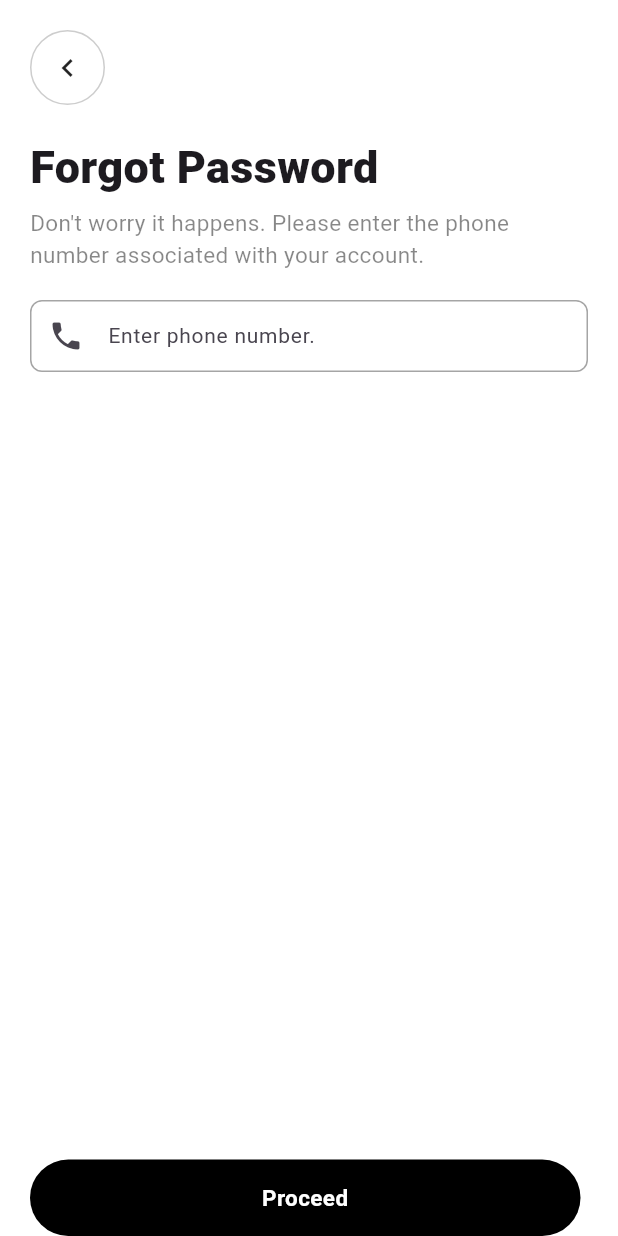
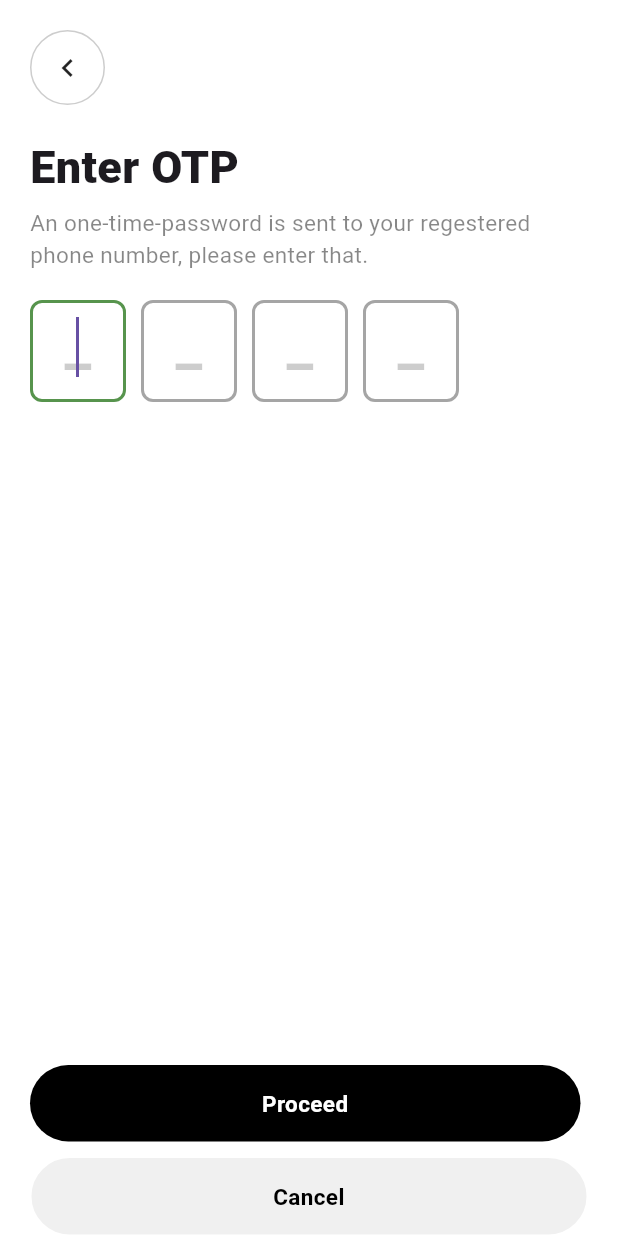
Before and after one commit to jettspanner123/VNote-Client, a Flutter app: the screen it shows after launch, on a phone screen of 412 x 824 dp. Run offline on Flutter 3.47's test engine with Material 3 defaults, Android fonts, the light colour scheme and no system bars; our stand-ins replace google_fonts.

Commit message:
Update: Buisness logic added for the forget password otp screen

```diff
--- a/lib/features/forgot_password_screen/forgot_password.controller.dart
+++ b/lib/features/forgot_password_screen/forgot_password.controller.dart
@@ -21,8 +21,7 @@ class ForgotPasswordControllerScreen extends StatefulWidget {
 }
 
 class _ForgotPasswordControllerScreenState extends State<ForgotPasswordControllerScreen> {
-  ForgotPasswordScreenOptions _currentScreen = ForgotPasswordScreenOptions.phoneNumberInput;
-  bool _isNavigatingForward = true;
+  ForgotPasswordScreenOptions _currentScreen = ForgotPasswordScreenOptions.otpInput;
 
   final _phoneNumberController = TextEditingController();
   final _otpController = TextEditingController();
@@ -41,7 +40,6 @@ class _ForgotPasswordControllerScreenState extends State<ForgotPasswordControlle
         // TODO: Send otp to the phone number.
 
         setState(() {
-          _isNavigatingForward = true;
           _currentScreen = ForgotPasswordScreenOptions.otpInput;
         });
       }
@@ -53,7 +51,6 @@ class _ForgotPasswordControllerScreenState extends State<ForgotPasswordControlle
         // TODO: Check if the otp is correct
 
         setState(() {
-          _isNavigatingForward = true;
           _currentScreen = ForgotPasswordScreenOptions.resetPasswordInput;
         });
       }
@@ -70,7 +67,6 @@ class _ForgotPasswordControllerScreenState extends State<ForgotPasswordControlle
       case ForgotPasswordScreenOptions.otpInput:
         _otpController.clear();
         setState(() {
-          _isNavigatingForward = false;
           _currentScreen = ForgotPasswordScreenOptions.phoneNumberInput;
         });
         break;
@@ -79,7 +75,6 @@ class _ForgotPasswordControllerScreenState extends State<ForgotPasswordControlle
         _resetConfirmPasswordController.clear();
         _otpController.clear();
         setState(() {
-          _isNavigatingForward = false;
           _currentScreen = ForgotPasswordScreenOptions.phoneNumberInput;
         });
         break;
@@ -99,41 +94,10 @@ class _ForgotPasswordControllerScreenState extends State<ForgotPasswordControlle
               return Stack(children: [...previousChildren, if (currentChild != null) currentChild]);
             },
             transitionBuilder: (child, animation) {
-              final isIncoming = animation.status != AnimationStatus.reverse;
-
-              Offset beginOffset;
-              Offset endOffset;
-
-              if (_isNavigatingForward) {
-                // Forward navigation: previous exits left, new enters from right
-                if (isIncoming) {
-                  // New view entering from right
-                  beginOffset = const Offset(1, 0);
-                  endOffset = Offset.zero;
-                } else {
-                  // Previous view exiting to left
-                  beginOffset = Offset.zero;
-                  endOffset = const Offset(-1, 0);
-                }
-              } else {
-                // Backward navigation: current exits right, previous enters from left
-                if (isIncoming) {
-                  // Previous view entering from left
-                  beginOffset = const Offset(-1, 0);
-                  endOffset = Offset.zero;
-                } else {
-                  // Current view exiting to right
-                  beginOffset = Offset.zero;
-                  endOffset = const Offset(1, 0);
-                }
-              }
-
-              final offsetAnimation = Tween<Offset>(
-                begin: beginOffset,
-                end: endOffset,
-              ).animate(CurvedAnimation(parent: animation, curve: Curves.fastEaseInToSlowEaseOut));
-
-              return SlideTransition(position: offsetAnimation, child: child);
+              return FadeTransition(
+                opacity: CurvedAnimation(parent: animation, curve: Curves.fastEaseInToSlowEaseOut),
+                child: child,
+              );
             },
             child: _currentScreen == ForgotPasswordScreenOptions.phoneNumberInput
                 ? Form(
--- /dev/null
+++ b/lib/features/forgot_password_screen/forgot_password.services.dart
@@ -0,0 +1 @@
+class ForgotPasswordServices {}
--- a/lib/features/forgot_password_screen/views/forgot_password_otp_input_view.dart
+++ b/lib/features/forgot_password_screen/views/forgot_password_otp_input_view.dart
@@ -1,10 +1,9 @@
 import 'package:flutter/material.dart';
-import 'package:vnote_client/features/forgot_password_screen/forgot_password.controller.dart';
-import 'package:vnote_client/models/validators/input_validators.dart';
-import 'package:vnote_client/shared/components/inputs/standard_input_field.dart';
+import 'package:vnote_client/shared/components/inputs/otp_input_field.dart';
 import 'package:vnote_client/shared/components/page/application_bar_back_button.dart';
 import 'package:vnote_client/shared/components/page/secondary_screen_description.dart';
 import 'package:vnote_client/shared/components/page/secondary_screen_heading.dart';
+import 'package:vnote_client/utils/keyboard_helper.dart';
 
 class ForgotPasswordOtpInputView extends StatefulWidget {
   final TextEditingController otpController;
@@ -35,12 +34,22 @@ class ForgotPasswordOtpInputViewState extends State<ForgotPasswordOtpInputView>
           ),
 
           SizedBox(height: 20),
-          StandardInputField(
-            icon: Icon(Icons.phone),
-            placeholder: "Enter phone number.",
-            textController: widget.otpController,
-            validator: InputValidators.current.phoneNumberValidator,
-            keyboardType: TextInputType.number,
+          Row(
+            spacing: 10,
+            children: [
+              OtpInputField(textEditingController: widget.otpController, autoFocus: true),
+              OtpInputField(textEditingController: widget.otpController),
+              OtpInputField(textEditingController: widget.otpController),
+              OtpInputField(
+                wantNextFocus: false,
+                textEditingController: widget.otpController,
+                onChange: (value) {
+                  if (value.length == 1) {
+                    KeyboardHelper.current.dismissKeyboad(context);
+                  }
+                },
+              ),
+            ],
           ),
         ],
       ),
--- /dev/null
+++ b/lib/shared/components/inputs/otp_input_field.dart
@@ -0,0 +1,74 @@
+import 'package:flutter/material.dart';
+import 'package:flutter/services.dart';
+import 'package:google_fonts/google_fonts.dart';
+import 'package:vnote_client/constants/color_factory.dart';
+
+class OtpInputField extends StatefulWidget {
+  final Function(String)? onChange;
+  final bool autoFocus;
+  final TextEditingController textEditingController;
+  final bool wantNextFocus;
+  const OtpInputField({
+    super.key,
+    this.onChange,
+    this.autoFocus = false,
+    required this.textEditingController,
+    this.wantNextFocus = true,
+  });
+
+  @override
+  State<OtpInputField> createState() => _OtpInputFieldState();
+}
+
+class _OtpInputFieldState extends State<OtpInputField> {
+  final _focusNode = FocusNode();
+
+  @override
+  Widget build(BuildContext context) {
+    return SizedBox(
+      height: 68,
+      width: 64,
+      child: TextFormField(
+        focusNode: _focusNode,
+        onChanged: (value) {
+          widget.onChange?.call(value);
+          if (value.length == 1 && widget.wantNextFocus) {
+            FocusScope.of(context).nextFocus();
+          }
+        },
+        style: Theme.of(context).textTheme.headlineLarge,
+        keyboardType: TextInputType.number,
+        textAlign: TextAlign.center,
+        inputFormatters: [LengthLimitingTextInputFormatter(1), FilteringTextInputFormatter.digitsOnly],
+        autofocus: widget.autoFocus,
+        decoration: InputDecoration(
+          hint: Text(
+            "_",
+            textAlign: TextAlign.center,
+            style: GoogleFonts.funnelSans(fontSize: 40, fontWeight: FontWeight.bold, color: Colors.black.withAlpha(50)),
+          ),
+          enabledBorder: OutlineInputBorder(
+            borderRadius: BorderRadius.circular(8),
+            borderSide: BorderSide(color: Colors.black.withAlpha(90), width: 2),
+          ),
+          disabledBorder: OutlineInputBorder(
+            borderRadius: BorderRadius.circular(8),
+            borderSide: BorderSide(color: Colors.black.withAlpha(90), width: 0.3),
+          ),
+          errorBorder: OutlineInputBorder(
+            borderRadius: BorderRadius.circular(8),
+            borderSide: BorderSide(color: Colors.red, width: 2),
+          ),
+          focusedErrorBorder: OutlineInputBorder(
+            borderRadius: BorderRadius.circular(8),
+            borderSide: BorderSide(color: Colors.red, width: 2),
+          ),
+          focusedBorder: OutlineInputBorder(
+            borderRadius: BorderRadius.circular(8),
+            borderSide: BorderSide(color: ColorFactory.accentColor, width: 2),
+          ),
+        ),
+      ),
+    );
+  }
+}
```
Also changed, not shown: lib/features/forgot_password_screen/forgot_password.components.dart (deleted, +0 -11 lines).
